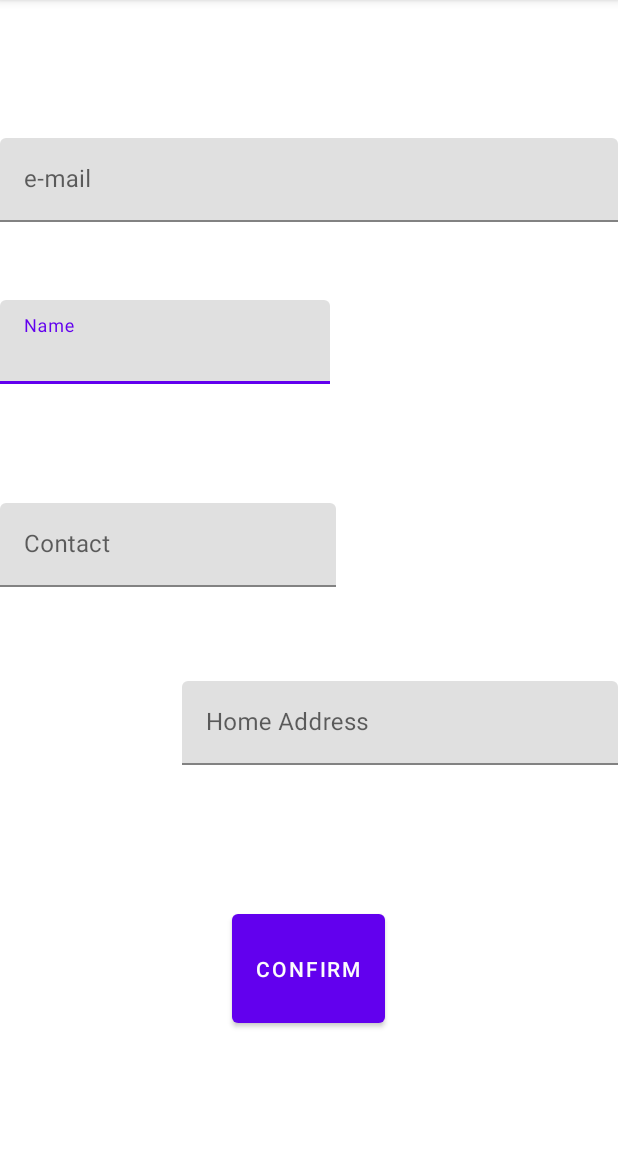
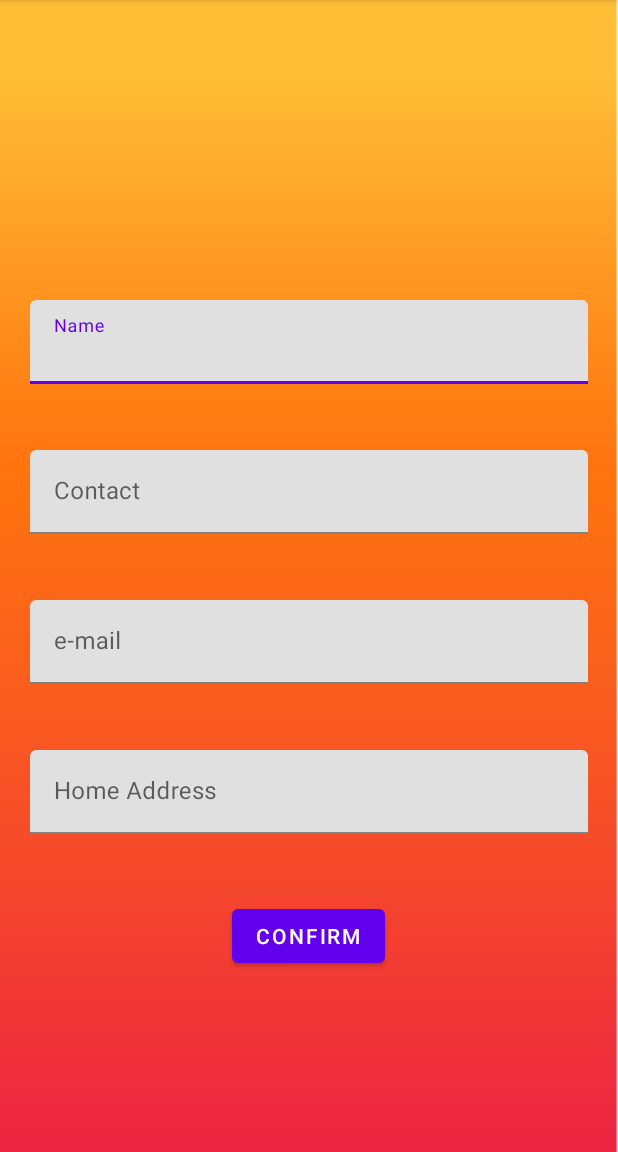
Before and after one commit to JasonDublin09/RespondeMobileApp, an Android app: the welcome_profile screen opened directly, with no data from a screen before it, on a phone screen of 412 x 824 dp, the part 84-1236 px from its top. Run offline under Robolectric (Android 15) with nearby library versions, the phone set to English and light mode, and no system bars; our stand-ins replace Firebase (no records; nobody signed in at launch, a user with empty details on screens opened directly).

Commit message:
Jay-z, initial fix for welcome profile

```diff
--- a/app/src/main/res/layout/activity_welcome_profile.xml
+++ b/app/src/main/res/layout/activity_welcome_profile.xml
@@ -5,52 +5,56 @@
     xmlns:tools="http://schemas.android.com/tools"
     android:layout_width="match_parent"
     android:layout_height="match_parent"
-    tools:context=".welcome_profile">
+    tools:context=".welcome_profile"
+    android:background="@drawable/general_bg"
+    >
 
     <com.google.android.material.textfield.TextInputLayout
         android:layout_width="match_parent"
         android:layout_height="wrap_content"
-        android:layout_alignParentTop="true"
-        android:layout_alignParentEnd="true"
-        android:layout_alignParentBottom="true"
         android:layout_marginTop="200dp"
-        android:layout_marginEnd="192dp"
-        android:layout_marginBottom="475dp">
+
+        >
 
         <com.google.android.material.textfield.TextInputEditText
             android:id="@+id/name"
             android:layout_width="match_parent"
             android:layout_height="wrap_content"
-            android:hint="Name" />
+            android:layout_gravity="center_horizontal"
+            android:layout_marginLeft="20dp"
+            android:layout_marginRight="20dp"
+            android:capitalize="words"
+            android:hint="Name"
+            android:shadowColor="#6A855C" />
     </com.google.android.material.textfield.TextInputLayout>
 
     <com.google.android.material.textfield.TextInputLayout
         android:layout_width="match_parent"
         android:layout_height="wrap_content"
-        android:layout_alignParentTop="true"
-        android:layout_alignParentEnd="true"
-        android:layout_marginTop="335dp"
-        android:layout_marginEnd="188dp">
+        android:layout_marginTop="300dp"
+       >
 
         <com.google.android.material.textfield.TextInputEditText
             android:id="@+id/contact"
             android:layout_width="match_parent"
             android:layout_height="wrap_content"
+            android:layout_marginLeft="20dp"
+            android:layout_marginRight="20dp"
             android:hint="Contact" />
     </com.google.android.material.textfield.TextInputLayout>
 
     <com.google.android.material.textfield.TextInputLayout
         android:layout_width="match_parent"
         android:layout_height="wrap_content"
-        android:layout_alignParentStart="true"
-        android:layout_alignParentBottom="true"
-        android:layout_marginStart="121dp"
-        android:layout_marginBottom="258dp">
+        android:layout_marginTop="500dp"
+        >
 
         <com.google.android.material.textfield.TextInputEditText
             android:id="@+id/address"
             android:layout_width="match_parent"
             android:layout_height="wrap_content"
+            android:layout_marginLeft="20dp"
+            android:layout_marginRight="20dp"
             android:hint="Home Address" />
     </com.google.android.material.textfield.TextInputLayout>
 
@@ -58,26 +62,22 @@
         android:id="@+id/save"
         android:layout_width="wrap_content"
         android:layout_height="wrap_content"
-        android:layout_alignParentTop="true"
-        android:layout_alignParentBottom="true"
         android:layout_centerHorizontal="true"
-        android:layout_marginTop="603dp"
-        android:layout_marginBottom="80dp"
+        android:layout_marginTop="600dp"
         android:text="Confirm" />
 
     <com.google.android.material.textfield.TextInputLayout
         android:layout_width="match_parent"
         android:layout_height="wrap_content"
-        android:layout_alignParentTop="true"
-        android:layout_alignParentBottom="true"
-        android:layout_centerHorizontal="true"
-        android:layout_marginTop="92dp"
-        android:layout_marginBottom="583dp">
+        android:layout_marginTop="400dp"
+        >
 
         <com.google.android.material.textfield.TextInputEditText
             android:id="@+id/email"
             android:layout_width="match_parent"
             android:layout_height="wrap_content"
+            android:layout_marginLeft="20dp"
+            android:layout_marginRight="20dp"
             android:hint="e-mail" />
     </com.google.android.material.textfield.TextInputLayout>
 
```
